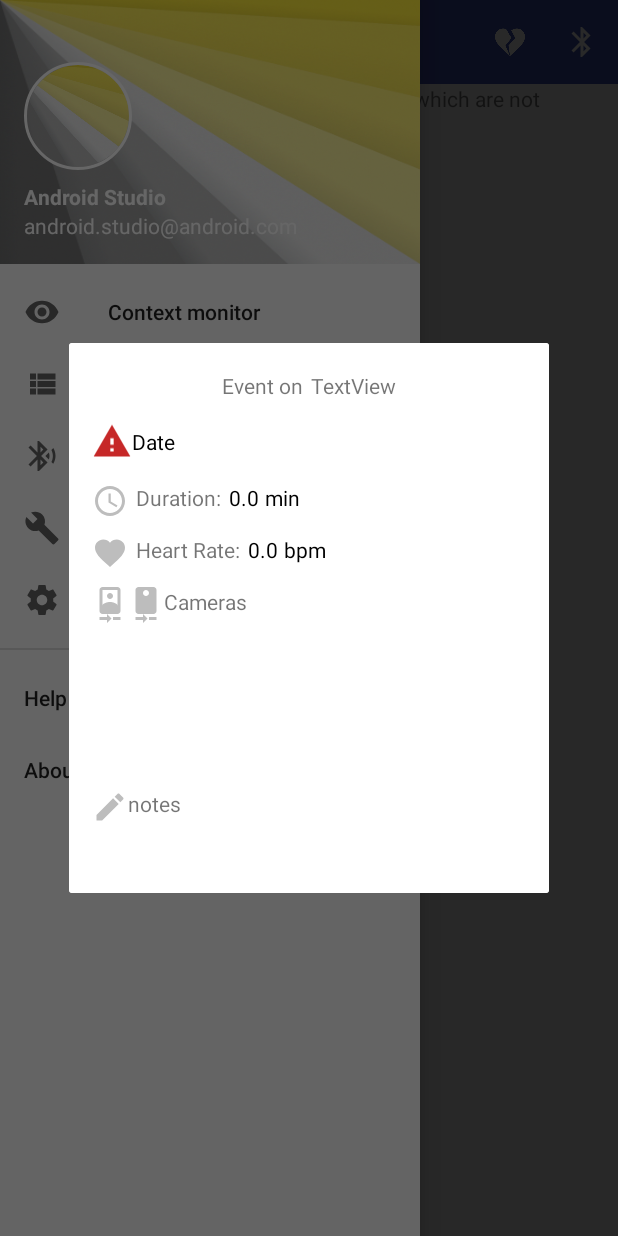
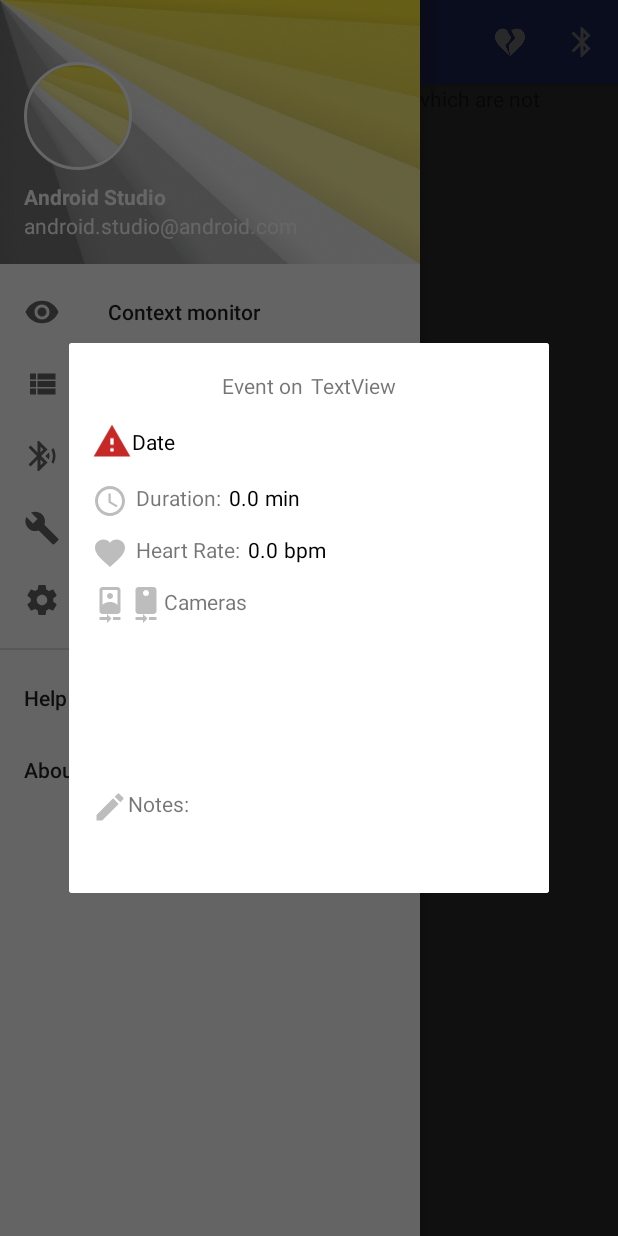
Before and after one commit to SusanaSousa/Why, an Android app: the fragment MoreContextDialog placed in its activity, with the side drawer open, on a phone screen of 412 x 824 dp. Run offline under Robolectric (Android 15) with nearby library versions, the phone set to English and light mode, and no system bars; our stand-ins replace CircleImageView; 4 statements that could not run were skipped.

Commit message:
Merging application icon

```diff
--- a/app/src/main/AndroidManifest.xml
+++ b/app/src/main/AndroidManifest.xml
@@ -14,9 +14,9 @@
 
     <application
         android:allowBackup="true"
-        android:icon="@mipmap/ic_launcher"
+        android:icon="@mipmap/elevate_logo"
         android:label="@string/app_name"
-        android:roundIcon="@mipmap/ic_launcher_round"
+        android:roundIcon="@mipmap/elevate_logo"
         android:supportsRtl="true"
         android:theme="@style/AppTheme"
         android:name="edu.feup.dansus.why_maps.WhyApp">
--- a/app/src/main/res/layout/activity_why_maps_main.xml
+++ b/app/src/main/res/layout/activity_why_maps_main.xml
@@ -1,6 +1,4 @@
 <?xml version="1.0" encoding="utf-8"?>
-
-
 <android.support.v4.widget.DrawerLayout xmlns:android="http://schemas.android.com/apk/res/android"
     xmlns:app="http://schemas.android.com/apk/res-auto"
     xmlns:tools="http://schemas.android.com/tools"
@@ -10,22 +8,16 @@
     android:fitsSystemWindows="true"
     tools:openDrawer="start">
 
-    <LinearLayout
+    <FrameLayout
+        android:id="@+id/frag_accepter"
         android:layout_width="match_parent"
-        android:layout_height="wrap_content"
-        android:orientation="vertical">
+        android:layout_height="match_parent" />
 
-        <include
-            android:id="@+id/appbar"
-            layout="@layout/app_bar_why_maps_main"
-            android:layout_width="match_parent"
-            android:layout_height="wrap_content"/>
-
-        <FrameLayout
-            android:id="@+id/frag_accepter"
-            android:layout_width="match_parent"
-            android:layout_height="match_parent" />
-    </LinearLayout>
+    <include
+        android:id="@+id/appbar"
+        layout="@layout/app_bar_why_maps_main"
+        android:layout_width="match_parent"
+        android:layout_height="wrap_content"/>
 
     <android.support.design.widget.NavigationView
         android:id="@+id/nav_view"
--- a/app/src/main/res/layout/context_monitor_layout.xml
+++ b/app/src/main/res/layout/context_monitor_layout.xml
@@ -8,7 +8,8 @@
         android:id="@+id/map"
         android:name="com.google.android.gms.maps.SupportMapFragment"
         android:layout_width="match_parent"
-        android:layout_height="match_parent" />
+        android:layout_height="match_parent"
+        android:layout_marginTop="?attr/actionBarSize" />
 
     <android.support.design.widget.FloatingActionButton
         android:id="@+id/playButton"
--- a/app/src/main/res/layout/fragment_events.xml
+++ b/app/src/main/res/layout/fragment_events.xml
@@ -1,4 +1,5 @@
 <RelativeLayout xmlns:android="http://schemas.android.com/apk/res/android"
+    xmlns:app="http://schemas.android.com/apk/res-auto"
     xmlns:tools="http://schemas.android.com/tools"
     android:layout_width="match_parent"
     android:layout_height="match_parent"
@@ -8,6 +9,7 @@
         android:id="@+id/eventsView"
         android:layout_width="match_parent"
         android:layout_height="wrap_content"
-        tools:listitem="@layout/event_item" />
+        tools:listitem="@layout/event_item"
+        android:layout_marginTop="?attr/actionBarSize" />
 
 </RelativeLayout>
--- a/app/src/main/res/layout/more_context_dialog.xml
+++ b/app/src/main/res/layout/more_context_dialog.xml
@@ -212,7 +212,7 @@
             android:layout_width="match_parent"
             android:layout_height="match_parent"
             android:layout_weight="1"
-            android:text="@string/notes_tv" />
+            android:text="@string/NotesString_tv" />
     </LinearLayout>
 
     <TextView
@@ -220,7 +220,6 @@
         android:layout_width="match_parent"
         android:layout_height="wrap_content"
         android:padding="5dp"
-        android:textColor="@color/black"
-        android:text="TextView" />
+        android:textColor="@color/black" />
 
 </LinearLayout>
```
Also changed, not shown: app/src/main/res/mipmap-hdpi/elevate_logo.png (added), app/src/main/res/mipmap-mdpi/elevate_logo.png (added), app/src/main/res/mipmap-xhdpi/elevate_logo.png (added), app/src/main/res/mipmap-xxhdpi/elevate_logo.png (added), app/src/main/res/mipmap-xxxhdpi/elevate_logo.png (added), app/src/main/res/web_hi_res_512.png (added), 1 other file.
